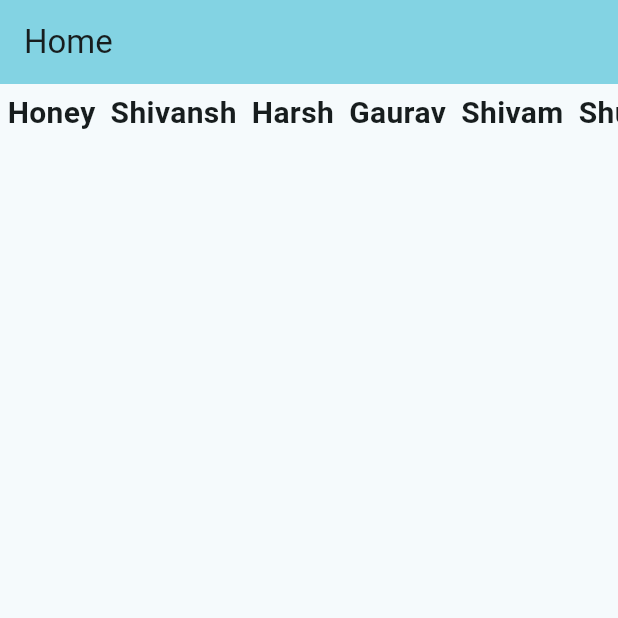
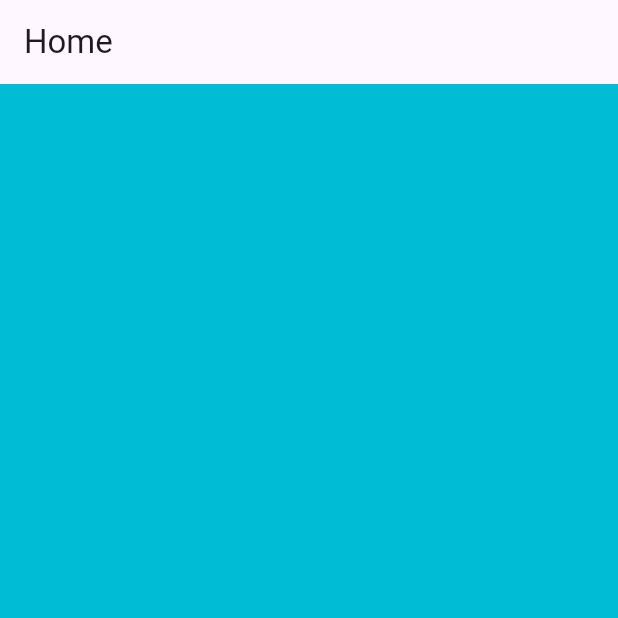
Before and after one commit to honeypathkar/Flutter-Practice-Project, a Flutter app: the screen it shows after launch, on a phone screen of 412 x 824 dp, the top half of it. Run offline on Flutter 3.47's test engine with Material 3 defaults, Android fonts, the phone set to English and light mode, and no system bars.

Commit message:
Regenerating main.dart file form start

```diff
--- a/lib/main.dart
+++ b/lib/main.dart
@@ -1,63 +1,33 @@
 import 'package:flutter/material.dart';
 
 void main() {
-  runApp(const MyApp());
+  runApp(MyFlutterApp());
 }
 
-class MyApp extends StatelessWidget {
-  const MyApp({super.key});
-
+// ignore: use_key_in_widget_constructors
+class MyFlutterApp extends StatelessWidget {
   @override
   Widget build(BuildContext context) {
     return MaterialApp(
-      title: 'Flutter Demo',
-      theme: ThemeData(
-        colorScheme: ColorScheme.fromSeed(seedColor: Colors.cyan),
-        useMaterial3: true,
-      ),
-      home: const MyHomePage(title: 'Home'),
+      title: "Flutter Demo App",
+      debugShowCheckedModeBanner: false,
+      theme: ThemeData(primarySwatch: Colors.grey),
+      home: MyHomePage(),
     );
   }
 }
 
-class MyHomePage extends StatefulWidget {
-  const MyHomePage({super.key, required this.title});
-
-  final String title;
-
-  @override
-  State<MyHomePage> createState() => _MyHomePageState();
-}
-
-class _MyHomePageState extends State<MyHomePage> {
-  var arrName = [
-    'Honey',
-    'Shivansh',
-    'Harsh',
-    'Gaurav',
-    'Shivam',
-    'Shubham',
-    'Nikhil'
-  ];
-
+// ignore: use_key_in_widget_constructors
+class MyHomePage extends StatelessWidget {
   @override
   Widget build(BuildContext context) {
     return Scaffold(
-        appBar: AppBar(
-          backgroundColor: Theme.of(context).colorScheme.inversePrimary,
-          title: Text(widget.title),
-        ),
-        // ignore: sized_box_for_whitespace
-        body: ListView.builder(
-          scrollDirection: Axis.horizontal,
-          itemBuilder: (context, index) {
-            return Padding(
-                padding: const EdgeInsets.all(5.0),
-                child: Text(arrName[index],
-                    style: const TextStyle(
-                        fontSize: 20, fontWeight: FontWeight.bold)));
-          },
-          itemCount: arrName.length,
-        ));
+      appBar: AppBar(
+        title: const Text("Home"),
+      ),
+      body: Container(
+        color: Colors.cyan,
+      ),
+    );
   }
 }
```
